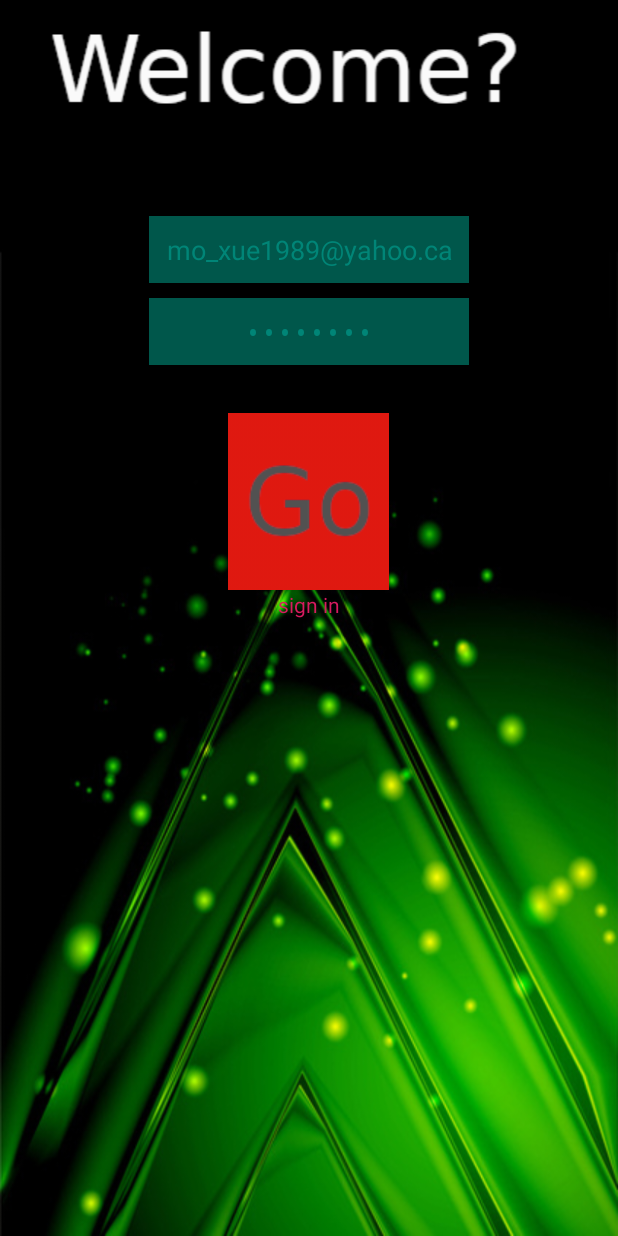
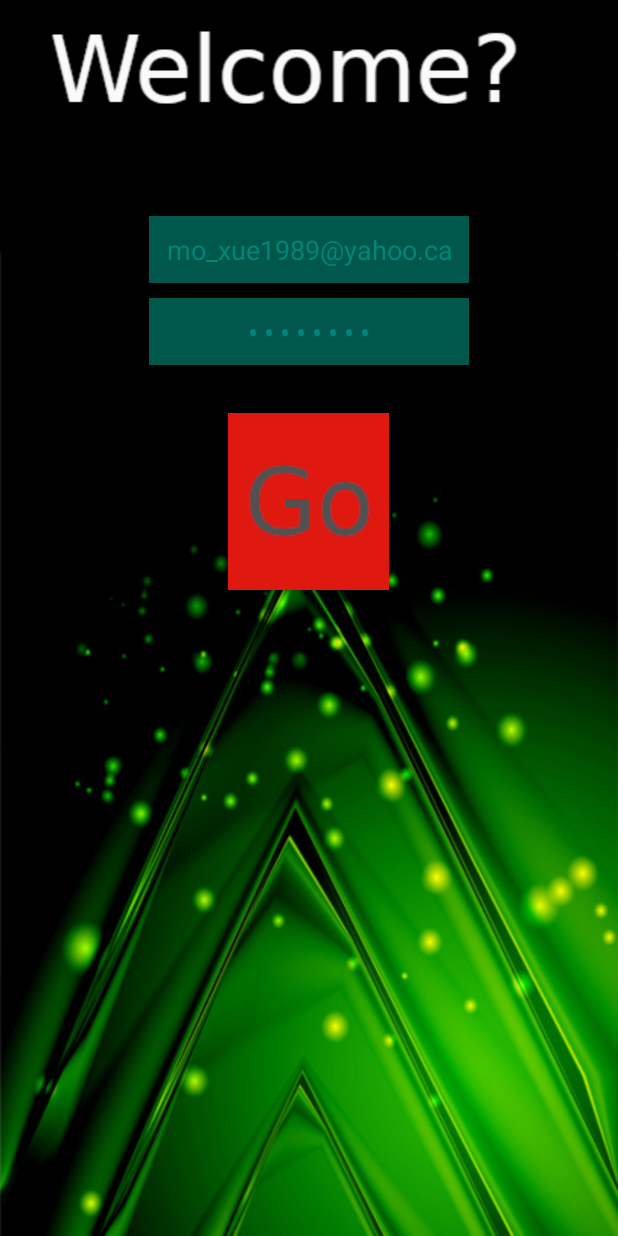
Before and after one commit to moxue1989/WallFly, an Android app: the screen it shows after launch (LoginActivity), on a phone screen of 412 x 824 dp. Run offline under Robolectric (Android 15) with nearby library versions, the phone set to English and light mode, and no system bars; our stand-ins replace Firebase (no records; nobody signed in at launch, a user with empty details on screens opened directly).

```diff
--- a/app/src/main/res/layout/activity_login.xml
+++ b/app/src/main/res/layout/activity_login.xml
@@ -50,13 +50,6 @@
         android:layout_marginTop="32dp"
         android:background="@drawable/go" />
 
-    <TextView
-        android:layout_width="wrap_content"
-        android:layout_height="wrap_content"
-        android:layout_gravity="center_horizontal"
-        android:text="sign in"
-        android:textColor="@color/colorAccent" />
-
     <RelativeLayout
         android:id="@+id/rlMain"
         android:layout_width="match_parent"
```
Also changed, not shown: app/src/main/java/com/example/mo/test/MainActivity.java (+7 -0 lines), app/src/main/res/layout/activity_main.xml (+9 -1 lines).
